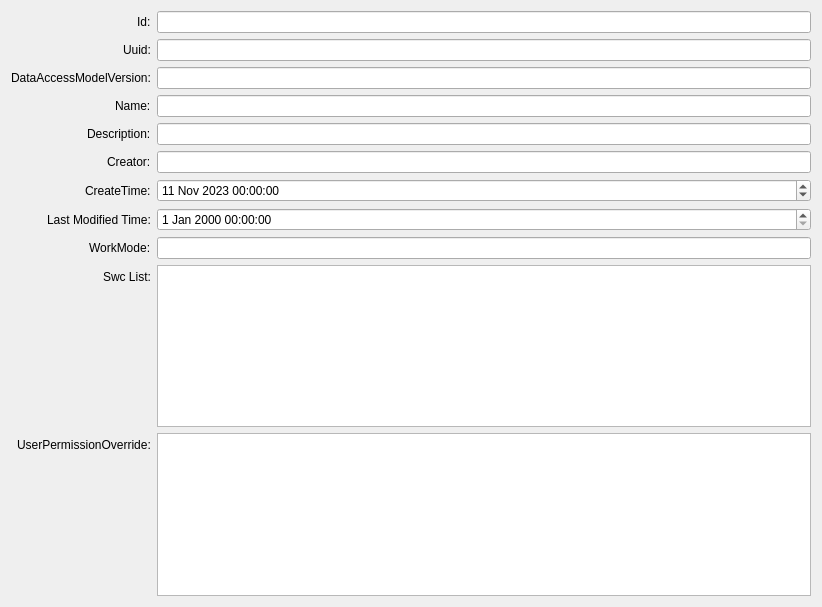
The window that src/ui/editorprojectmetainfo.ui (kiraYuukiAsuna/SwcDbmsQtClient) describes before a commit, drawn with Qt 5.
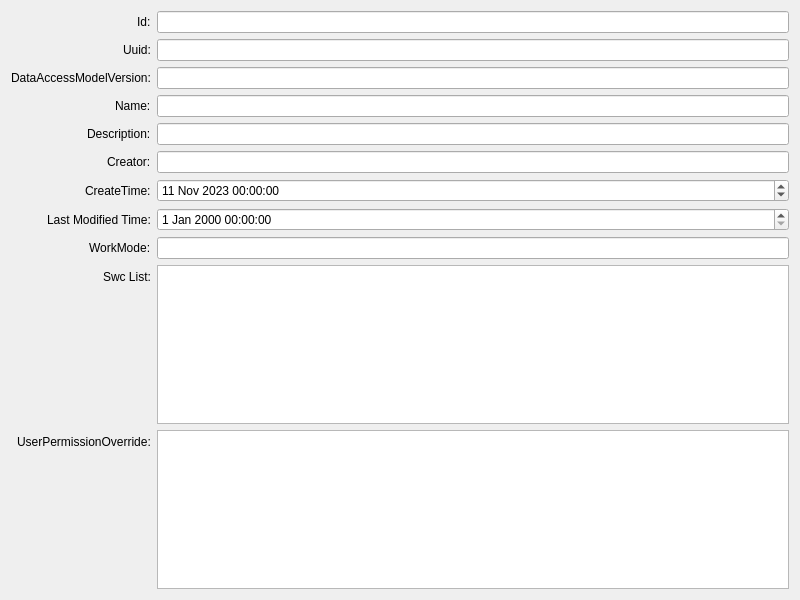
The same window after the commit.

```diff
--- a/src/ui/editorprojectmetainfo.ui
+++ b/src/ui/editorprojectmetainfo.ui
@@ -6,8 +6,8 @@
    <rect>
     <x>0</x>
     <y>0</y>
-    <width>822</width>
-    <height>607</height>
+    <width>800</width>
+    <height>600</height>
    </rect>
   </property>
   <property name="windowTitle">
```
